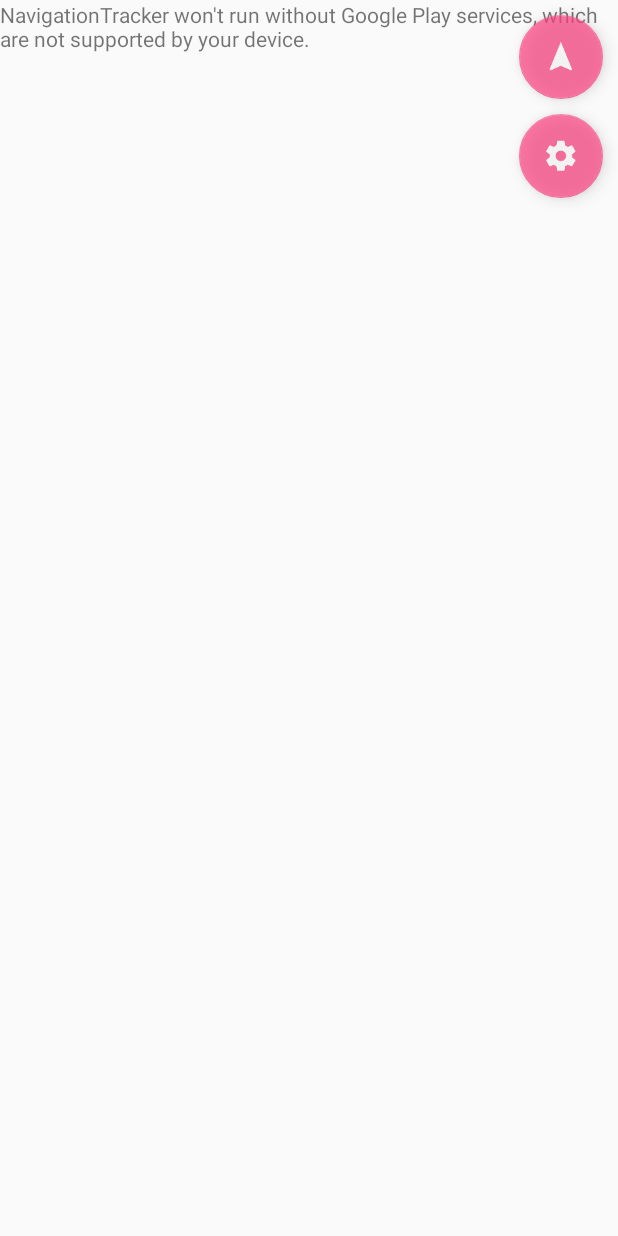
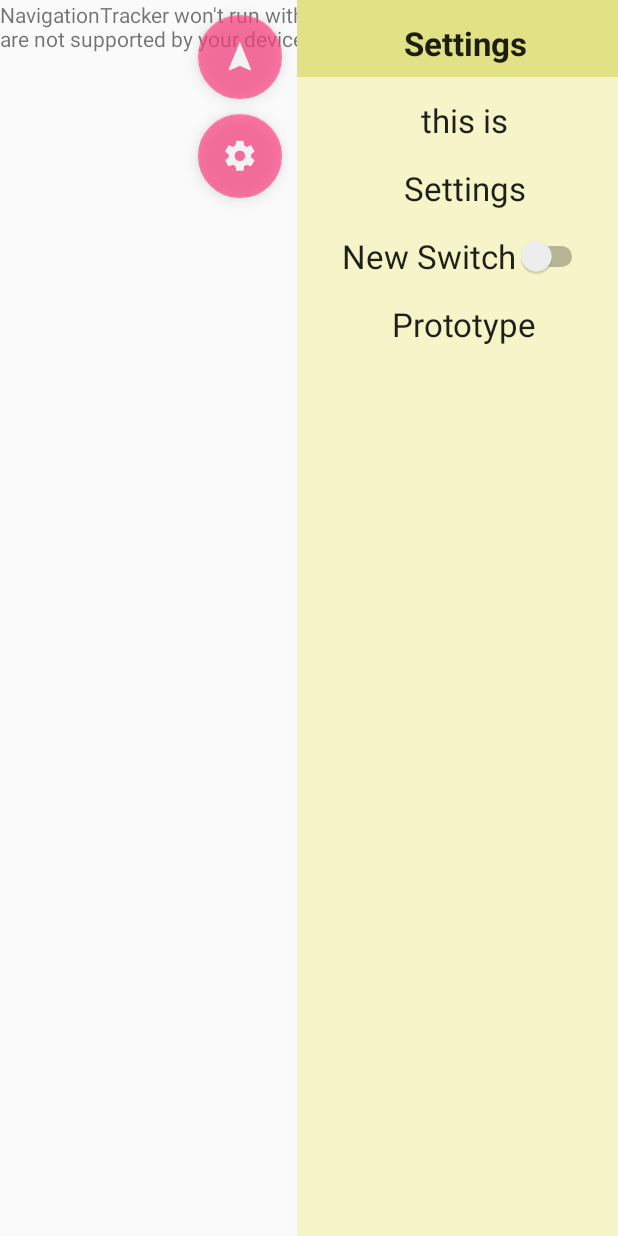
Before and after one commit to Tomas-Paronai/NavigationTracker, an Android app: the screen it shows after launch (MainMapActivity), on a phone screen of 412 x 824 dp. Run offline under Robolectric (Android 15) with nearby library versions, the phone set to English and light mode, and no system bars.

```diff
--- /dev/null
+++ b/app/src/main/java/parohyapp/navigationtracker/fragments/Settings.java
@@ -0,0 +1,58 @@
+package parohyapp.navigationtracker.fragments;
+
+import android.os.Bundle;
+import android.support.v4.app.Fragment;
+import android.view.LayoutInflater;
+import android.view.View;
+import android.view.ViewGroup;
+
+import parohyapp.navigationtracker.R;
+
+/**
+ * Created by tomas on 3/13/2016.
+ */
+public class Settings extends Fragment {
+
+    private View view;
+
+    private enum Status{
+        OPEN,CLOSE
+    }
+    private Status currentStatus;
+
+    @Override
+    public View onCreateView(LayoutInflater inflater, ViewGroup container, Bundle savedInstanceState) {
+        View view = inflater.inflate(R.layout.settings_fragment_layout,container,false);
+        this.view = view;
+        currentStatus = Status.CLOSE;
+        return view;
+    }
+
+    @Override
+    public void onViewCreated(View view, Bundle savedInstanceState) {
+        super.onViewCreated(view, savedInstanceState);
+    }
+
+    public View getView(){
+        return view;
+    }
+
+    public void toggle(){
+        ViewGroup parent = (ViewGroup) view;
+        int max = parent.getChildCount();
+        switch (currentStatus){
+            case OPEN:
+                currentStatus = Status.CLOSE;
+                for(int i = 0; i < max; i++){
+                    parent.getChildAt(i).setVisibility(View.GONE);
+                }
+                break;
+            case CLOSE:
+                currentStatus = Status.OPEN;
+                for(int i = 0; i < max; i++){
+                    parent.getChildAt(i).setVisibility(View.VISIBLE);
+                }
+                break;
+        }
+    }
+}
--- a/app/src/main/java/parohyapp/navigationtracker/handler/PositionListener.java
+++ b/app/src/main/java/parohyapp/navigationtracker/handler/localization/PositionListener.java
@@ -1,8 +1,9 @@
-package parohyapp.navigationtracker.handler;
+package parohyapp.navigationtracker.handler.localization;
 
 /**
  * Created by tomas on 3/12/2016.
  */
 public interface PositionListener {
     public void updateMyLocation(double latitude, double longitude);
+    public void positionListenerStatus(String msg);
 }
--- a/app/src/main/res/layout/main_layout.xml
+++ b/app/src/main/res/layout/main_layout.xml
@@ -1,8 +1,10 @@
 <?xml version="1.0" encoding="utf-8"?>
 <RelativeLayout xmlns:android="http://schemas.android.com/apk/res/android"
     xmlns:app="http://schemas.android.com/apk/res-auto"
+    xmlns:tools="http://schemas.android.com/tools"
     android:layout_width="match_parent"
     android:layout_height="match_parent"
+    android:id="@+id/parent"
     android:clipChildren="false">
 
     <fragment xmlns:android="http://schemas.android.com/apk/res/android"
@@ -16,11 +18,19 @@
         tools:layout="@layout/abc_action_bar_title_item" >
     </fragment>
 
+    <fragment
+        android:id="@+id/settings_fragment"
+        android:layout_width="wrap_content"
+        android:layout_height="match_parent"
+        android:name="parohyapp.navigationtracker.fragments.Settings"
+        tools:layout="@layout/settings_fragment_layout"
+        android:layout_alignParentRight="true"/>
+
     <android.support.design.widget.FloatingActionButton
         style="@style/FabStyle"
         android:id="@+id/fab_resetcamera"
         app:layout_anchor="@+id/map"
-        android:layout_alignParentRight="true"
+        android:layout_toLeftOf="@+id/settings_fragment"
         android:layout_alignParentTop="true"
         android:src="@drawable/reset_camera"
         android:onClick="resetCamera"/>
@@ -29,7 +39,8 @@
         style="@style/FabStyle"
         android:id="@+id/fab_settings"
         app:layout_anchor="@+id/map"
-        android:layout_alignParentRight="true"
+        android:layout_toLeftOf="@+id/settings_fragment"
+        android:layout_alignBaseline="@+id/fab_resetcamera"
         android:layout_below="@+id/fab_resetcamera"
         android:src="@drawable/settings"
         android:onClick="openSettings"/>
--- /dev/null
+++ b/app/src/main/res/layout/settings_fragment_layout.xml
@@ -0,0 +1,45 @@
+<?xml version="1.0" encoding="utf-8"?>
+<LinearLayout xmlns:android="http://schemas.android.com/apk/res/android"
+    android:orientation="vertical" android:layout_width="match_parent"
+    android:layout_height="match_parent"
+    android:background="#f5f5c9">
+
+    <TextView
+        style="@style/SettingsFragmentText"
+        android:textAppearance="?android:attr/textAppearanceLarge"
+        android:text="Settings"
+        android:textStyle="bold"
+        android:paddingBottom="8dp"
+        android:layout_width="match_parent"
+        android:gravity="center_horizontal"
+        android:background="#e1e185"
+        android:id="@+id/tw_settings_label"
+        android:layout_gravity="center_horizontal" />
+
+    <TextView
+        style="@style/SettingsFragmentText"
+        android:textAppearance="?android:attr/textAppearanceLarge"
+        android:text="this is"
+        android:id="@+id/textView"
+        android:layout_gravity="center_horizontal" />
+
+    <TextView
+        style="@style/SettingsFragmentText"
+        android:textAppearance="?android:attr/textAppearanceLarge"
+        android:text="Settings"
+        android:id="@+id/textView2"
+        android:layout_gravity="center_horizontal" />
+
+    <Switch
+        style="@style/SettingsFragmentText"
+        android:text="New Switch"
+        android:id="@+id/switch1"
+        android:layout_gravity="center_horizontal" />
+
+    <TextView
+        style="@style/SettingsFragmentText"
+        android:textAppearance="?android:attr/textAppearanceLarge"
+        android:text="Prototype"
+        android:id="@+id/textView3"
+        android:layout_gravity="center_horizontal" />
+</LinearLayout>
--- a/app/src/main/res/values/styles.xml
+++ b/app/src/main/res/values/styles.xml
@@ -17,4 +17,13 @@
         <item name="android:alpha">0.7</item>
     </style>
 
+    <style name="SettingsFragmentText" parent="Base.TextAppearance.AppCompat.Large">
+        <item name="android:layout_width">wrap_content</item>
+        <item name="android:layout_height">wrap_content</item>
+        <item name="android:paddingLeft">30dp</item>
+        <item name="android:paddingRight">20dp</item>
+        <item name="android:paddingTop">14dp</item>
+        <item name="android:paddingBottom">2dp</item>
+    </style>
+
 </resources>
```
Also changed, not shown: app/src/main/java/parohyapp/navigationtracker/MainMapActivity.java (+49 -16 lines), app/src/main/java/parohyapp/navigationtracker/handler/localization/DeviceLocationListener.java (renamed from app/src/main/java/parohyapp/navigationtracker/handler/DeviceLocationListener.java, +15 -4 lines), app/src/main/java/parohyapp/navigationtracker/handler/marker/AppMarker.java (added, +48 -0 lines), app/src/main/java/parohyapp/navigationtracker/handler/marker/MarkerBLE.java (added, +32 -0 lines), app/src/main/java/parohyapp/navigationtracker/handler/marker/MarkerHandler.java (added, +74 -0 lines).
